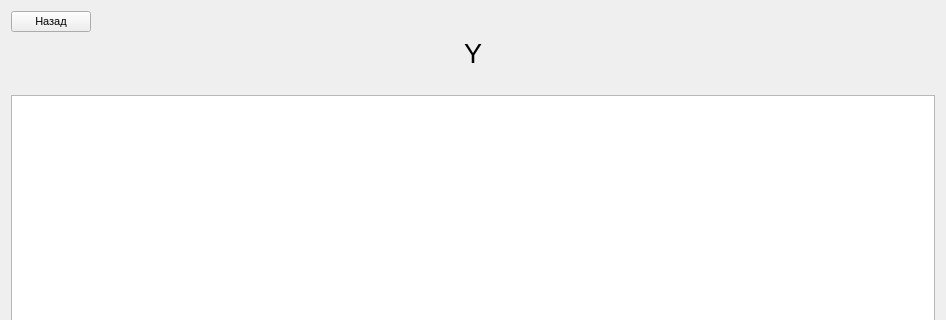
First picture: the form in AWP_ACTOR/film.ui, repository Gmel2004/ARM, before the edit; both pictures show x 0 to 946 and y 0 to 320 of the 946 by 630 pixel window.
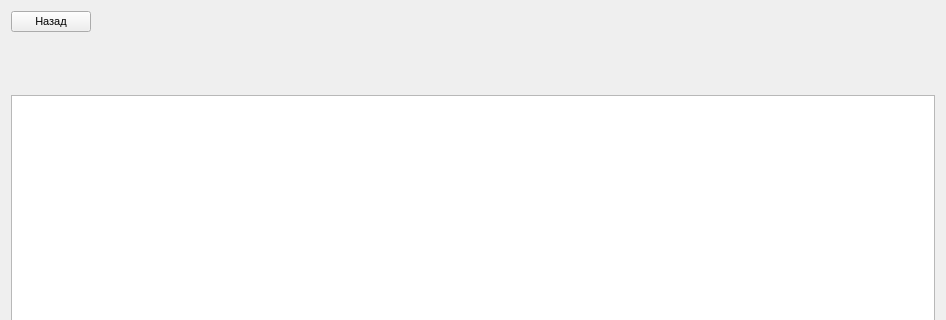
Second picture: the form after the edit.

The edit to the form file:
```diff
--- a/AWP_ACTOR/film.ui
+++ b/AWP_ACTOR/film.ui
@@ -58,7 +58,7 @@
       </font>
      </property>
      <property name="text">
-      <string>Y</string>
+      <string/>
      </property>
      <property name="alignment">
       <set>Qt::AlignCenter</set>
```
Left out of the diff: 8 changed lines with no effect on the pictures.
